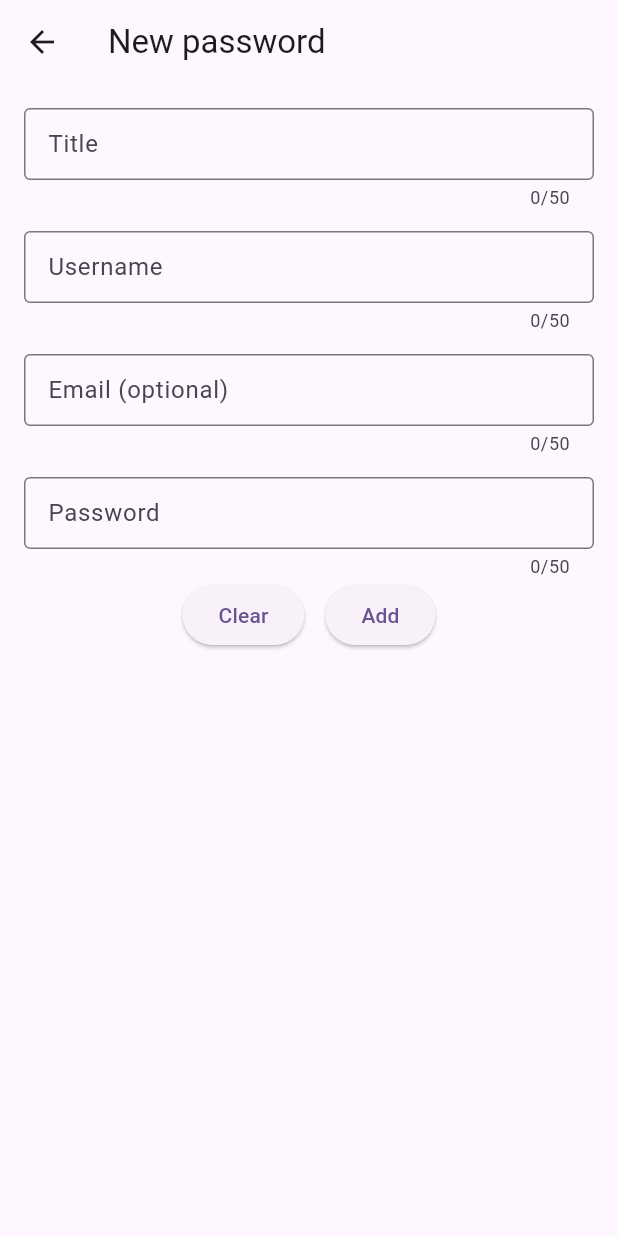
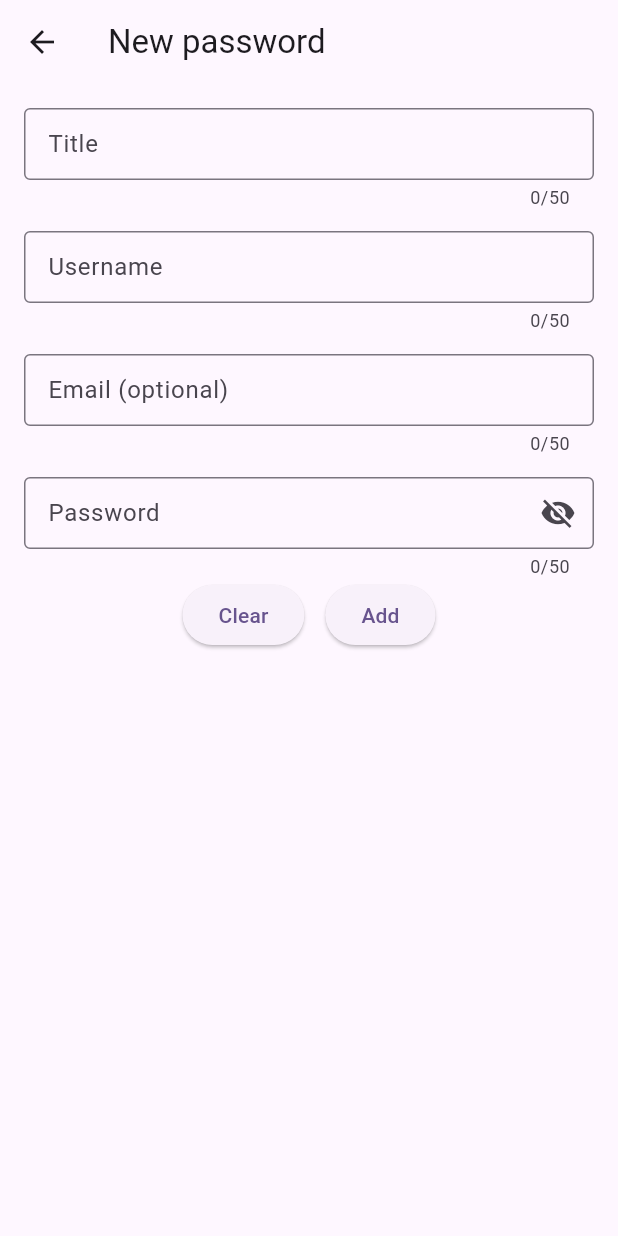
Before and after one commit to MaheshB77/password_manager, a Flutter app: the PasswordScreen screen opened directly, on a phone screen of 412 x 824 dp. Run offline on Flutter 3.47's test engine with Material 3 defaults, Android fonts, the light colour scheme and no system bars; our stand-ins replace flutter_dotenv, flutter_riverpod, google_sign_in, supabase_flutter; accounts and stored records are empty.

Commit message:
Password added visibility

```diff
--- a/lib/screens/password_screen.dart
+++ b/lib/screens/password_screen.dart
@@ -22,6 +22,7 @@ class _PasswordScreenState extends ConsumerState<PasswordScreen> {
   String _password = '';
   bool _sending = false;
   bool _new = false;
+  bool _passwordVisible = false;
 
   @override
   void initState() {
@@ -140,13 +141,8 @@ class _PasswordScreenState extends ConsumerState<PasswordScreen> {
     );
   }
 
-  @override
-  Widget build(BuildContext context) {
-    return Scaffold(
-      appBar: AppBar(
-        title: Text(_new ? 'New password' : 'Update password'),
-        actions: _new ? [] : [
-          PopupMenuButton(
+  Widget get popMenuButton {
+    return PopupMenuButton(
       itemBuilder: (ctx) => [
         PopupMenuItem(
           child: const ListTile(
@@ -159,8 +155,15 @@ class _PasswordScreenState extends ConsumerState<PasswordScreen> {
           },
         ),
       ],
-          ),
-        ],
+    );
+  }
+
+  @override
+  Widget build(BuildContext context) {
+    return Scaffold(
+      appBar: AppBar(
+        title: Text(_new ? 'New password' : 'Update password'),
+        actions: _new ? [] : [popMenuButton],
       ),
       body: Form(
         key: _formKey,
@@ -215,11 +218,27 @@ class _PasswordScreenState extends ConsumerState<PasswordScreen> {
                 TextFormField(
                   maxLength: 50,
                   initialValue: _password,
-                  obscureText: true,
-                  decoration: const InputDecoration(
+                  obscureText: !_passwordVisible,
+                  decoration: InputDecoration(
                     labelText: 'Password',
-                    border: OutlineInputBorder(),
-                    contentPadding: EdgeInsets.all(12),
+                    border: const OutlineInputBorder(),
+                    contentPadding: const EdgeInsets.all(12),
+                    suffixIcon: IconButton(
+                      icon: Icon(
+                        _passwordVisible
+                            ? Icons.visibility
+                            : Icons.visibility_off,
+                        semanticLabel: _passwordVisible
+                            ? 'Hide password'
+                            : 'Show password',
+                      ),
+                      onPressed: () {
+                        setState(() {
+                          _passwordVisible =
+                              !_passwordVisible; // Toggle visibility
+                        });
+                      },
+                    ),
                   ),
                   validator: (value) =>
                       _fieldValidator(value, 5, 50, 'Password'),
```
Lines whose indentation alone changed are shown as unchanged.
